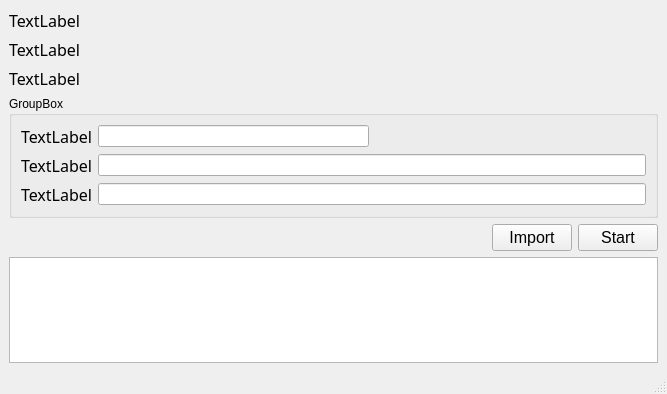
qianking/Tool, file pdf_merge/pdf_UI.ui: the form before one commit.
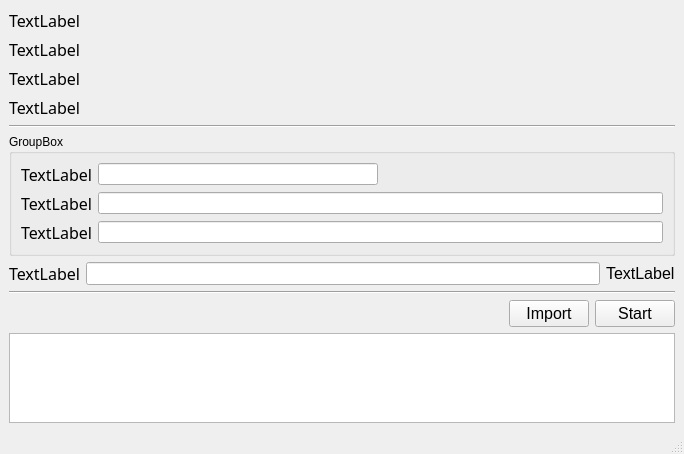
The form after the commit.

```diff
--- a/pdf_merge/pdf_UI.ui
+++ b/pdf_merge/pdf_UI.ui
@@ -6,18 +6,31 @@
    <rect>
     <x>0</x>
     <y>0</y>
-    <width>667</width>
-    <height>394</height>
+    <width>684</width>
+    <height>454</height>
    </rect>
   </property>
   <property name="windowTitle">
    <string>PDF合併工具 V1.0.0</string>
   </property>
   <widget class="QWidget" name="centralwidget">
-   <layout class="QGridLayout" name="gridLayout_4">
+   <layout class="QGridLayout" name="gridLayout_5">
     <item row="0" column="0">
-     <layout class="QVBoxLayout" name="verticalLayout">
-      <item>
+     <layout class="QGridLayout" name="gridLayout_4">
+      <item row="0" column="0">
+       <widget class="QLabel" name="title">
+        <property name="font">
+         <font>
+          <family>標楷體</family>
+          <pointsize>12</pointsize>
+         </font>
+        </property>
+        <property name="text">
+         <string>TextLabel</string>
+        </property>
+       </widget>
+      </item>
+      <item row="1" column="0">
        <widget class="QLabel" name="title_1">
         <property name="font">
          <font>
@@ -33,7 +46,7 @@
         </property>
        </widget>
       </item>
-      <item>
+      <item row="2" column="0">
        <widget class="QLabel" name="title_2">
         <property name="font">
          <font>
@@ -46,8 +59,8 @@
         </property>
        </widget>
       </item>
-      <item>
-       <widget class="QLabel" name="title_3">
+      <item row="3" column="0">
+       <widget class="QLabel" name="ps">
         <property name="font">
          <font>
           <family>標楷體</family>
@@ -62,6 +75,13 @@
      </layout>
     </item>
     <item row="1" column="0">
+     <widget class="Line" name="line">
+      <property name="orientation">
+       <enum>Qt::Horizontal</enum>
+      </property>
+     </widget>
+    </item>
+    <item row="2" column="0">
      <widget class="QGroupBox" name="groupBox">
       <property name="title">
        <string>GroupBox</string>
@@ -135,7 +155,53 @@
       </layout>
      </widget>
     </item>
-    <item row="2" column="0">
+    <item row="3" column="0">
+     <layout class="QHBoxLayout" name="horizontalLayout">
+      <item>
+       <widget class="QLabel" name="file_name">
+        <property name="font">
+         <font>
+          <family>標楷體</family>
+          <pointsize>12</pointsize>
+         </font>
+        </property>
+        <property name="text">
+         <string>TextLabel</string>
+        </property>
+       </widget>
+      </item>
+      <item>
+       <widget class="QLineEdit" name="file_name_line">
+        <property name="sizePolicy">
+         <sizepolicy hsizetype="Expanding" vsizetype="Minimum">
+          <horstretch>0</horstretch>
+          <verstretch>0</verstretch>
+         </sizepolicy>
+        </property>
+       </widget>
+      </item>
+      <item>
+       <widget class="QLabel" name="label">
+        <property name="font">
+         <font>
+          <pointsize>12</pointsize>
+         </font>
+        </property>
+        <property name="text">
+         <string>TextLabel</string>
+        </property>
+       </widget>
+      </item>
+     </layout>
+    </item>
+    <item row="4" column="0">
+     <widget class="Line" name="line_2">
+      <property name="orientation">
+       <enum>Qt::Horizontal</enum>
+      </property>
+     </widget>
+    </item>
+    <item row="5" column="0">
      <layout class="QGridLayout" name="gridLayout_2">
       <item row="0" column="0">
        <spacer name="horizontalSpacer">
```
Left out of the diff: 32 changed lines with no effect on the pictures.
